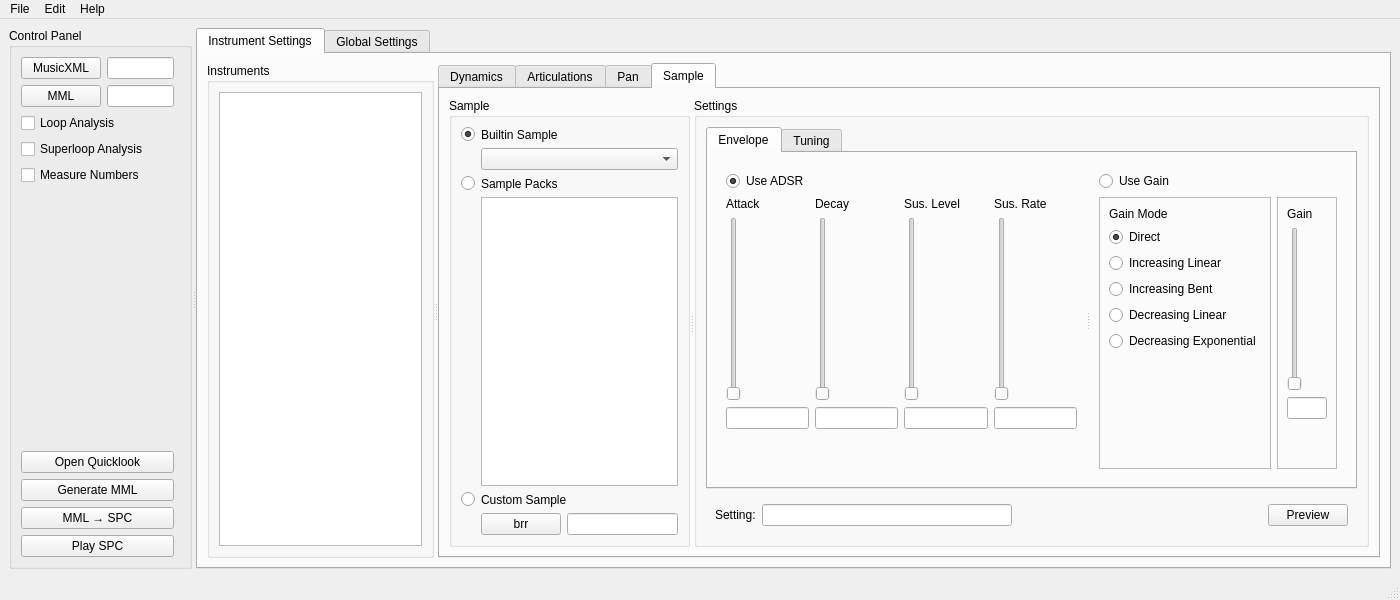
First picture: the form in smw_music/data/dashboard.ui, repository com-posers-pit/smw_music, before the edit.
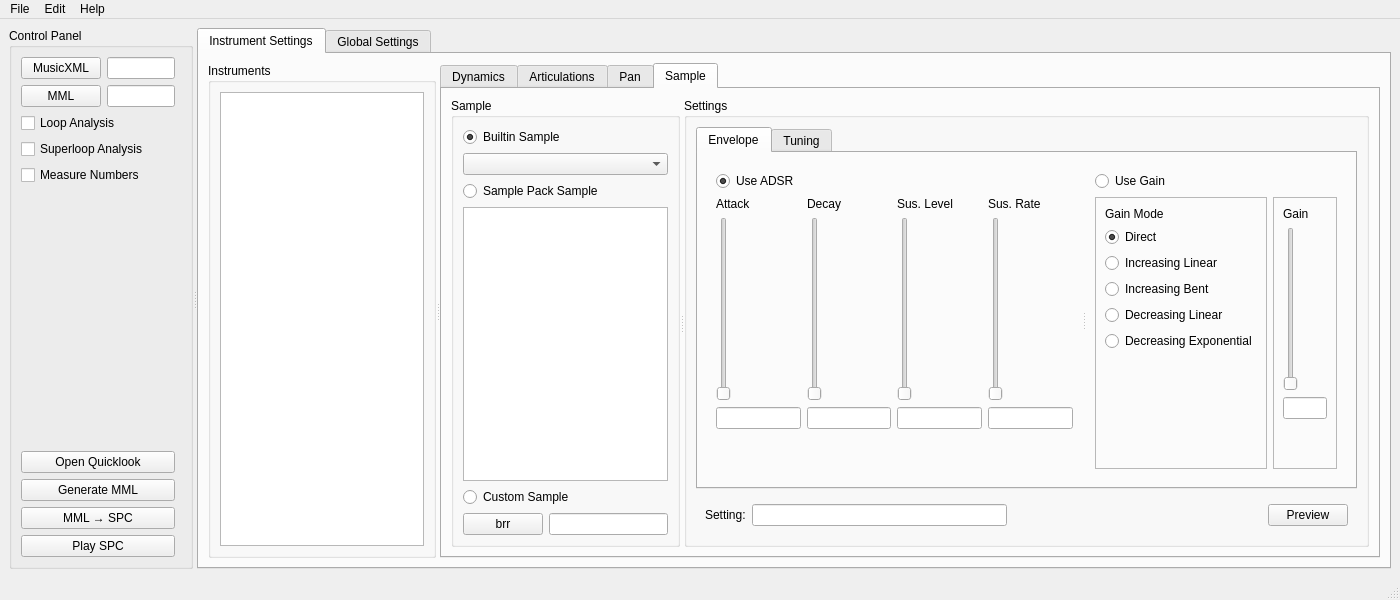
Second picture: the form after the edit. The open tabs and pages were chosen to show the change.

```diff
--- a/smw_music/data/dashboard.ui
+++ b/smw_music/data/dashboard.ui
@@ -774,68 +774,47 @@
                   <string>Sample</string>
                  </property>
                  <layout class="QGridLayout" name="gridLayout_5">
-                  <item row="0" column="1" colspan="2">
-                   <widget class="QLabel" name="label">
-                    <property name="text">
-                     <string>Builtin Sample</string>
-                    </property>
-                   </widget>
-                  </item>
-                  <item row="1" column="1" colspan="2">
-                   <widget class="QComboBox" name="builtin_sample"/>
-                  </item>
-                  <item row="5" column="1">
-                   <widget class="QPushButton" name="select_brr">
+                  <item row="6" column="1">
+                   <widget class="QPushButton" name="select_brr_fname">
                     <property name="text">
                      <string>brr</string>
                     </property>
                    </widget>
                   </item>
-                  <item row="5" column="2">
-                   <widget class="QLineEdit" name="brr_fname"/>
+                  <item row="1" column="1" colspan="2">
+                   <widget class="QRadioButton" name="select_builtin_sample">
+                    <property name="text">
+                     <string>Builtin Sample</string>
+                    </property>
+                    <property name="checked">
+                     <bool>true</bool>
+                    </property>
+                   </widget>
                   </item>
-                  <item row="3" column="1" colspan="2">
+                  <item row="4" column="1" colspan="2">
                    <widget class="QTreeView" name="sample_pack_list">
                     <attribute name="headerVisible">
                      <bool>false</bool>
                     </attribute>
                    </widget>
                   </item>
-                  <item row="0" column="0">
-                   <widget class="QRadioButton" name="select_builtin_sample">
-                    <property name="text">
-                     <string/>
-                    </property>
-                    <property name="checked">
-                     <bool>true</bool>
-                    </property>
-                   </widget>
-                  </item>
-                  <item row="2" column="0">
+                  <item row="3" column="1" colspan="2">
                    <widget class="QRadioButton" name="select_pack_sample">
                     <property name="text">
-                     <string/>
+                     <string>Sample Pack Sample</string>
                     </property>
                    </widget>
                   </item>
-                  <item row="4" column="1" colspan="2">
-                   <widget class="QLabel" name="label_3">
-                    <property name="text">
-                     <string>Custom Sample</string>
-                    </property>
-                   </widget>
-                  </item>
-                  <item row="4" column="0">
-                   <widget class="QRadioButton" name="select_brr_sample">
-                    <property name="text">
-                     <string/>
-                    </property>
-                   </widget>
+                  <item row="6" column="2">
+                   <widget class="QLineEdit" name="brr_fname"/>
                   </item>
                   <item row="2" column="1" colspan="2">
-                   <widget class="QLabel" name="label_2">
+                   <widget class="QComboBox" name="builtin_sample"/>
+                  </item>
+                  <item row="5" column="1" colspan="2">
+                   <widget class="QRadioButton" name="select_brr_sample">
                     <property name="text">
-                     <string>Sample Packs</string>
+                     <string>Custom Sample</string>
                     </property>
                    </widget>
                   </item>
```
Left out of the diff: 48 changed lines with no effect on the pictures.
